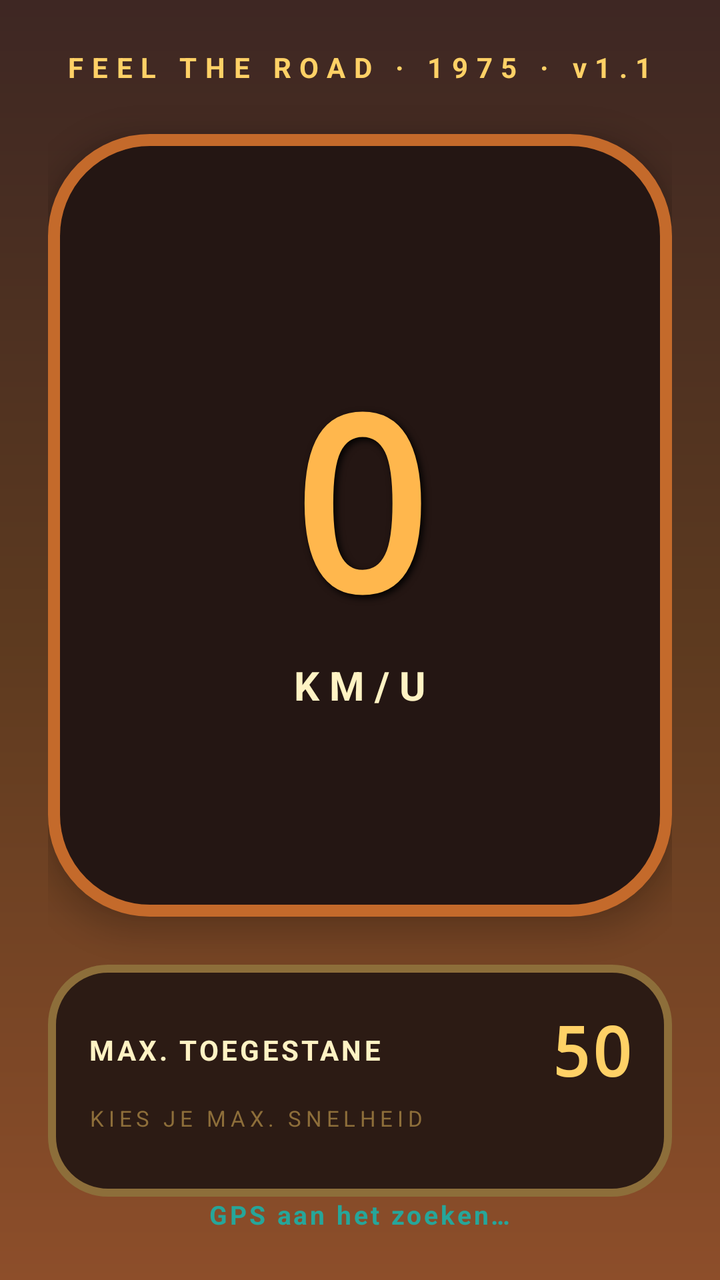
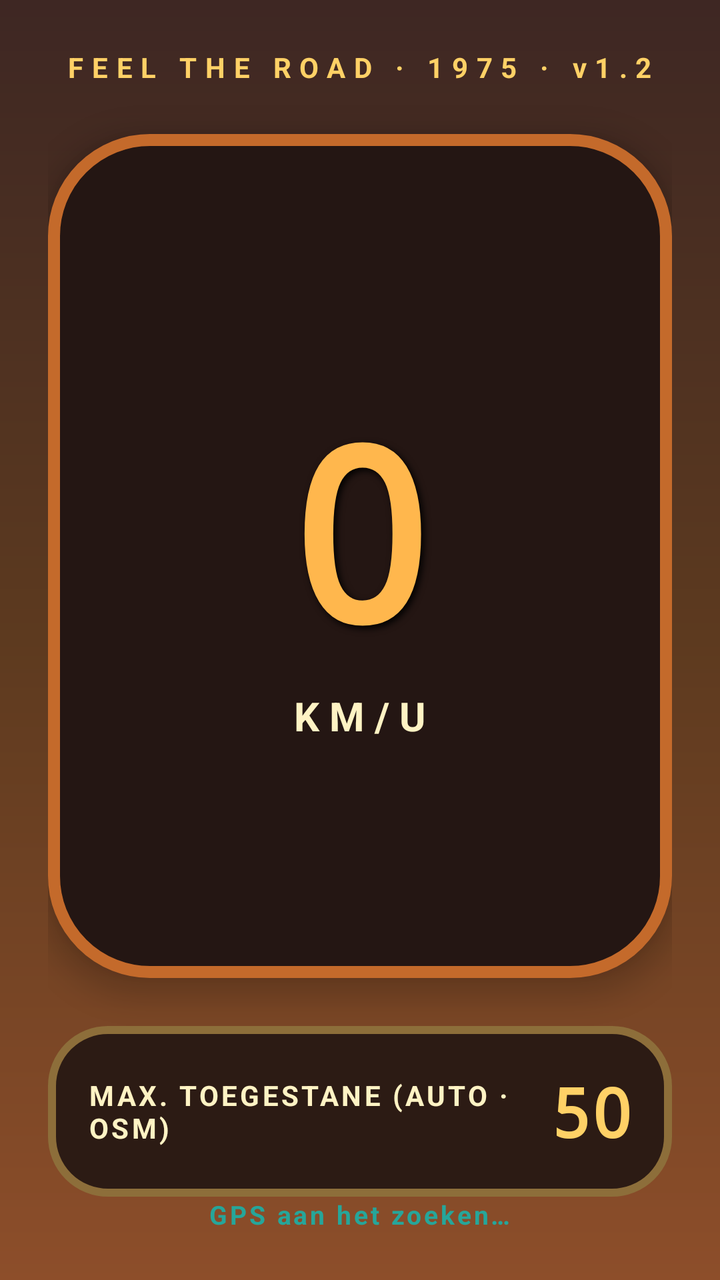

Before-and-after screenshots of an Android layout around one commit, followed by the original layout XML and the change that was made.
<!-- AndroidManifest.xml: application theme Theme.RetroSpeed -->
<!-- res/layout/activity_main.xml -->
<?xml version="1.0" encoding="utf-8"?>
<androidx.constraintlayout.widget.ConstraintLayout
    xmlns:android="http://schemas.android.com/apk/res/android"
    xmlns:app="http://schemas.android.com/apk/res-auto"
    android:layout_width="match_parent"
    android:layout_height="match_parent"
    android:padding="24dp">

    <TextView
        android:id="@+id/tagline"
        android:layout_width="wrap_content"
        android:layout_height="wrap_content"
        android:text="@string/tagline"
        android:textColor="@color/retroGold"
        android:textSize="14sp"
        android:textStyle="bold"
        android:letterSpacing="0.3"
        app:layout_constraintTop_toTopOf="parent"
        app:layout_constraintStart_toStartOf="parent"
        app:layout_constraintEnd_toEndOf="parent" />

    <LinearLayout
        android:id="@+id/speedPanel"
        android:layout_width="0dp"
        android:layout_height="0dp"
        android:layout_marginTop="24dp"
        android:layout_marginBottom="24dp"
        android:orientation="vertical"
        android:gravity="center"
        android:padding="32dp"
        android:background="@drawable/bg_speed_panel"
        android:elevation="8dp"
        app:layout_constraintTop_toBottomOf="@id/tagline"
        app:layout_constraintBottom_toTopOf="@id/limitCard"
        app:layout_constraintStart_toStartOf="parent"
        app:layout_constraintEnd_toEndOf="parent">

        <TextView
            android:id="@+id/speedText"
            android:layout_width="wrap_content"
            android:layout_height="wrap_content"
            android:text="0"
            android:textColor="@color/retroAmber"
            android:textSize="120sp"
            android:textStyle="bold"
            android:fontFamily="monospace"
            android:shadowColor="#000000"
            android:shadowDx="4"
            android:shadowDy="4"
            android:shadowRadius="8" />

        <TextView
            android:id="@+id/speedUnit"
            android:layout_width="wrap_content"
            android:layout_height="wrap_content"
            android:text="@string/speed_unit"
            android:textColor="@color/retroCream"
            android:textSize="20sp"
            android:textStyle="bold"
            android:letterSpacing="0.25" />
    </LinearLayout>

    <LinearLayout
        android:id="@+id/limitCard"
        android:layout_width="0dp"
        android:layout_height="wrap_content"
        android:orientation="vertical"
        android:padding="20dp"
        android:background="@drawable/bg_limit_card"
        app:layout_constraintBottom_toTopOf="@id/statusText"
        app:layout_constraintStart_toStartOf="parent"
        app:layout_constraintEnd_toEndOf="parent">

        <LinearLayout
            android:layout_width="match_parent"
            android:layout_height="wrap_content"
            android:orientation="horizontal"
            android:gravity="center_vertical">

            <TextView
                android:id="@+id/limitLabel"
                android:layout_width="0dp"
                android:layout_height="wrap_content"
                android:layout_weight="1"
                android:text="@string/limit_label"
                android:textColor="@color/retroCream"
                android:textSize="14sp"
                android:textStyle="bold"
                android:letterSpacing="0.1" />

            <TextView
                android:id="@+id/limitText"
                android:layout_width="wrap_content"
                android:layout_height="wrap_content"
                android:text="50"
                android:textColor="@color/retroGold"
                android:textSize="34sp"
                android:textStyle="bold"
                android:fontFamily="monospace" />
        </LinearLayout>

        <TextView
            android:id="@+id/limitHint"
            android:layout_width="wrap_content"
            android:layout_height="wrap_content"
            android:text="@string/limit_hint"
            android:textColor="@color/retroOlive"
            android:textSize="11sp"
            android:letterSpacing="0.2"
            android:layout_marginTop="4dp" />

        <HorizontalScrollView
            android:layout_width="match_parent"
            android:layout_height="wrap_content"
            android:layout_marginTop="12dp"
            android:scrollbars="none">

            <LinearLayout
                android:id="@+id/limitRow"
                android:layout_width="wrap_content"
                android:layout_height="wrap_content"
                android:orientation="horizontal" />
        </HorizontalScrollView>
    </LinearLayout>

    <TextView
        android:id="@+id/statusText"
        android:layout_width="wrap_content"
        android:layout_height="wrap_content"
        android:layout_marginTop="16dp"
        android:text="@string/status_searching"
        android:textColor="@color/retroTeal"
        android:textSize="13sp"
        android:textStyle="bold"
        android:letterSpacing="0.1"
        app:layout_constraintBottom_toBottomOf="parent"
        app:layout_constraintStart_toStartOf="parent"
        app:layout_constraintEnd_toEndOf="parent" />

</androidx.constraintlayout.widget.ConstraintLayout>
<!-- resources referenced by this layout -->
<resources>
  <color name="retroAmber">#FFB74D</color>
  <color name="retroCream">#FFF3C4</color>
  <color name="retroGold">#FFD166</color>
  <color name="retroOlive">#8D6E3A</color>
  <color name="retroTeal">#26A69A</color>
  <!-- drawable bg_limit_card (drawable) -->
  <?xml version="1.0" encoding="utf-8"?>
  <shape xmlns:android="http://schemas.android.com/apk/res/android">
      <solid android:color="#2C1B14" />
      <corners android:radius="28dp" />
      <stroke android:width="4dp" android:color="#8D6E3A" />
  </shape>
  <!-- drawable bg_speed_panel (drawable) -->
  <?xml version="1.0" encoding="utf-8"?>
  <shape xmlns:android="http://schemas.android.com/apk/res/android">
      <solid android:color="#241613" />
      <corners android:radius="48dp" />
      <stroke android:width="6dp" android:color="#C46A2B" />
      <inset
          android:insetLeft="12dp"
          android:insetTop="12dp"
          android:insetRight="12dp"
          android:insetBottom="12dp" />
  </shape>
  <string name="limit_hint">KIES JE MAX. SNELHEID</string>
  <string name="limit_label">MAX. TOEGESTANE</string>
  <string name="speed_unit">KM/U</string>
  <string name="status_searching">GPS aan het zoeken…</string>
  <string name="tagline">FEEL THE ROAD · 1975 · v1.1</string>
  <style name="Theme.RetroSpeed" parent="Theme.MaterialComponents.NoActionBar">
          <item name="android:windowBackground">@drawable/bg_retro_gradient</item>
          <item name="android:statusBarColor">@color/retroDark</item>
          <item name="android:navigationBarColor">@color/retroDark</item>
      </style>
  <!-- drawable bg_retro_gradient (drawable) -->
  <?xml version="1.0" encoding="utf-8"?>
  <shape xmlns:android="http://schemas.android.com/apk/res/android">
      <gradient
          android:type="linear"
          android:angle="270"
          android:startColor="#3E2723"
          android:centerColor="#5D3A1F"
          android:endColor="#8D4E2A" />
  </shape>
  <color name="retroDark">#1B1210</color>
</resources>

<!-- the commit's change to res/layout/activity_main.xml (unified diff, before → after) -->
@@ -82,7 +82,7 @@
                 android:layout_width="0dp"
                 android:layout_height="wrap_content"
                 android:layout_weight="1"
-                android:text="@string/limit_label"
+                android:text="@string/auto_label"
                 android:textColor="@color/retroCream"
                 android:textSize="14sp"
                 android:textStyle="bold"
@@ -98,29 +98,6 @@
                 android:textStyle="bold"
                 android:fontFamily="monospace" />
         </LinearLayout>
-
-        <TextView
-            android:id="@+id/limitHint"
-            android:layout_width="wrap_content"
-            android:layout_height="wrap_content"
-            android:text="@string/limit_hint"
-            android:textColor="@color/retroOlive"
-            android:textSize="11sp"
-            android:letterSpacing="0.2"
-            android:layout_marginTop="4dp" />
-
-        <HorizontalScrollView
-            android:layout_width="match_parent"
-            android:layout_height="wrap_content"
-            android:layout_marginTop="12dp"
-            android:scrollbars="none">
-
-            <LinearLayout
-                android:id="@+id/limitRow"
-                android:layout_width="wrap_content"
-                android:layout_height="wrap_content"
-                android:orientation="horizontal" />
-        </HorizontalScrollView>
     </LinearLayout>
 
     <TextView
<!-- resource entries referenced after the edit -->
@@ -3,7 +3,6 @@
   <color name="retroAmber">#FFB74D</color>
   <color name="retroCream">#FFF3C4</color>
   <color name="retroGold">#FFD166</color>
-  <color name="retroOlive">#8D6E3A</color>
   <color name="retroTeal">#26A69A</color>
   <!-- drawable bg_limit_card (drawable) -->
   <?xml version="1.0" encoding="utf-8"?>
@@ -24,11 +23,10 @@
           android:insetRight="12dp"
           android:insetBottom="12dp" />
   </shape>
-  <string name="limit_hint">KIES JE MAX. SNELHEID</string>
-  <string name="limit_label">MAX. TOEGESTANE</string>
+  <string name="auto_label">MAX. TOEGESTANE (AUTO · OSM)</string>
   <string name="speed_unit">KM/U</string>
   <string name="status_searching">GPS aan het zoeken…</string>
-  <string name="tagline">FEEL THE ROAD · 1975 · v1.1</string>
+  <string name="tagline">FEEL THE ROAD · 1975 · v1.2</string>
   <style name="Theme.RetroSpeed" parent="Theme.MaterialComponents.NoActionBar">
           <item name="android:windowBackground">@drawable/bg_retro_gradient</item>
           <item name="android:statusBarColor">@color/retroDark</item>
